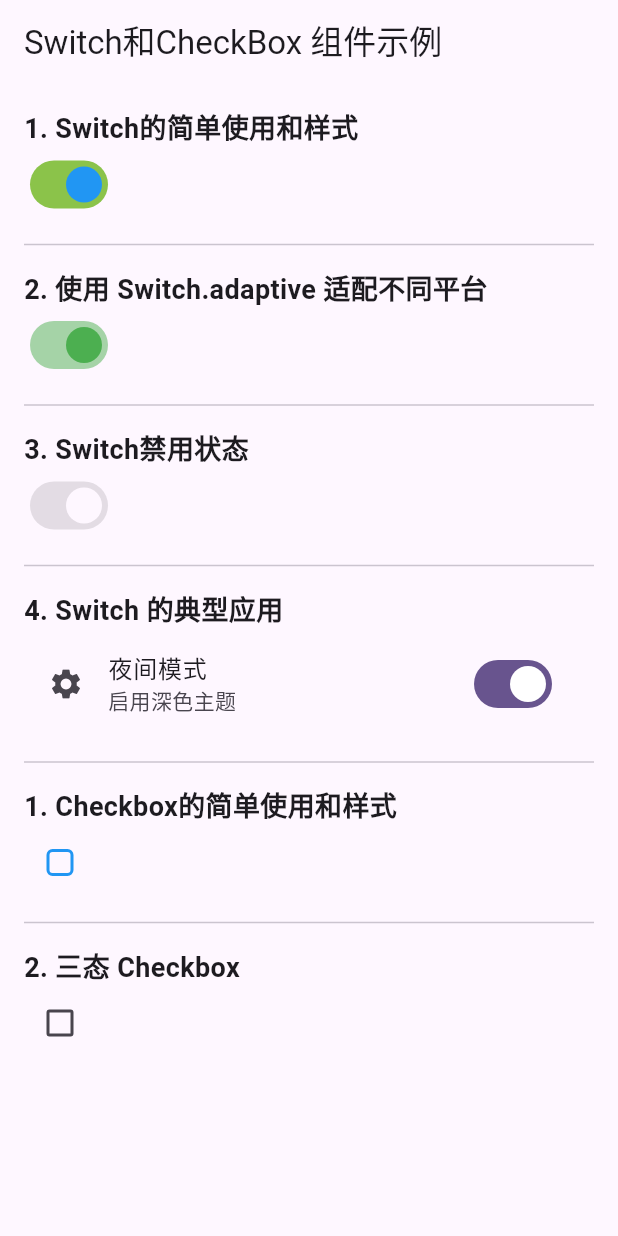
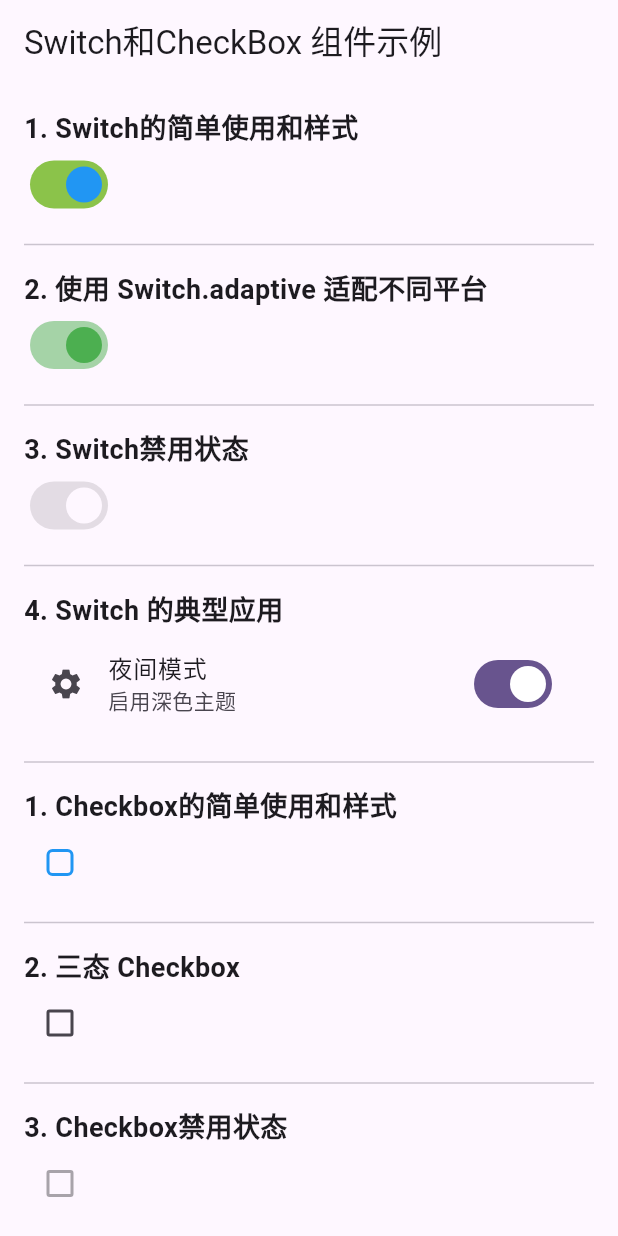
Before and after one commit to congwiny/flutter_study, a Flutter app: the screen it shows after launch, on a phone screen of 412 x 824 dp. Run offline on Flutter 3.47's test engine with Material 3 defaults, Android fonts, the phone set to English and light mode, and no system bars.

Commit message:
Checkbox组件：Checkbox禁用状态

```diff
--- a/hello_world/lib/widget/checkswitch/check_switch.dart
+++ b/hello_world/lib/widget/checkswitch/check_switch.dart
@@ -30,6 +30,7 @@ class CheckboxTestRoute extends StatefulWidget {
 class _CheckboxTestRouteState extends State<CheckboxTestRoute> {
   bool _isChecked = false;
   bool? _tristateValue = false;
+  bool _isCheckboxEnabled = false;
 
   @override
   Widget build(BuildContext context) {
@@ -69,6 +70,21 @@ class _CheckboxTestRouteState extends State<CheckboxTestRoute> {
             onChanged: (bool? newValue) {
               _handleTristateChange(newValue);
             },
+          ),
+
+          const Divider(height: 32),
+          // 3. Checkbox禁用状态
+          const Text(
+            '3. Checkbox禁用状态',
+            style: TextStyle(fontSize: 18, fontWeight: FontWeight.bold),
+          ),
+          Checkbox(
+            value: _isChecked,
+            onChanged: _isCheckboxEnabled ? (bool? newValue) {
+              setState(() {
+                _isChecked = newValue ?? false;
+              });
+            } : null, // onChanged 为 null 时禁用
           )
         ]
     );
```
